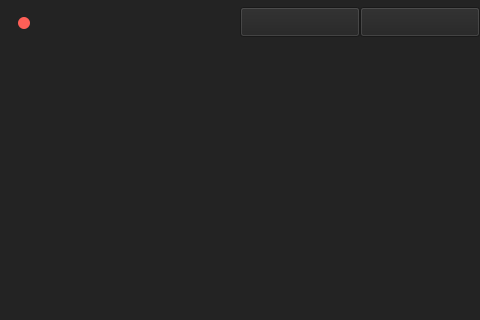
TF-LAVENDER/Lavender, file MainWindow.ui: the form before one commit; both pictures show x 0 to 480 and y 0 to 320 of the 960 by 545 pixel window.
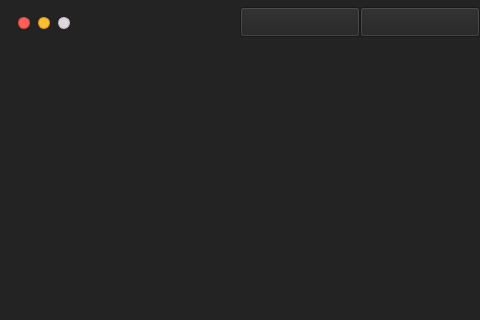
The form after the commit. Icons and pictures are not drawn.

Commit message: feat : crete minimize & dummy button #12

Patch:
```diff
--- a/MainWindow.ui
+++ b/MainWindow.ui
@@ -126,7 +126,44 @@
     </property>
     <property name="styleSheet">
      <string notr="true">background-color: #ff5f57;
-border-radius: 6px;</string>
+border-radius: 6px;
+border: 0.5px solid #cc4c46;</string>
+    </property>
+    <property name="text">
+     <string/>
+    </property>
+   </widget>
+   <widget class="QPushButton" name="minimizeButton">
+    <property name="geometry">
+     <rect>
+      <x>38</x>
+      <y>17</y>
+      <width>12</width>
+      <height>12</height>
+     </rect>
+    </property>
+    <property name="styleSheet">
+     <string notr="true">background-color: #FEBC2E;
+border-radius: 6px;
+border: 0.5px solid #cb9625;</string>
+    </property>
+    <property name="text">
+     <string/>
+    </property>
+   </widget>
+   <widget class="QPushButton" name="dummyButton">
+    <property name="geometry">
+     <rect>
+      <x>58</x>
+      <y>17</y>
+      <width>12</width>
+      <height>12</height>
+     </rect>
+    </property>
+    <property name="styleSheet">
+     <string notr="true">background-color: #DED8DE;
+border-radius: 6px;
+border: 0.5px solid #bcb6bc;</string>
     </property>
     <property name="text">
      <string/>
```
Left out of the diff: 2 changed lines with no effect on the pictures. The commit also changes 1 other file.
